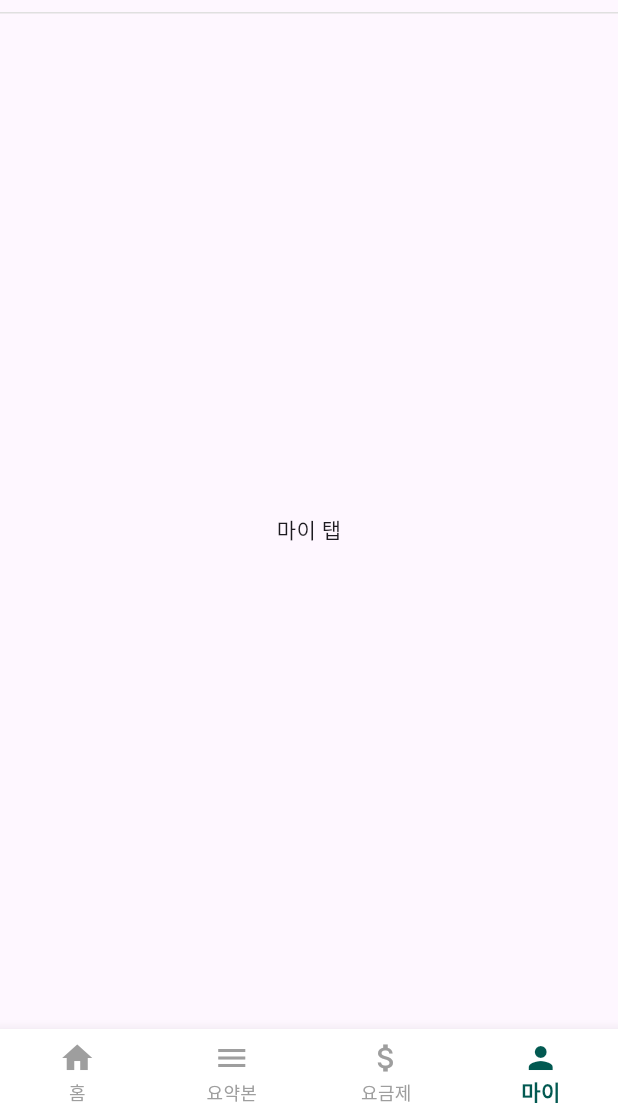
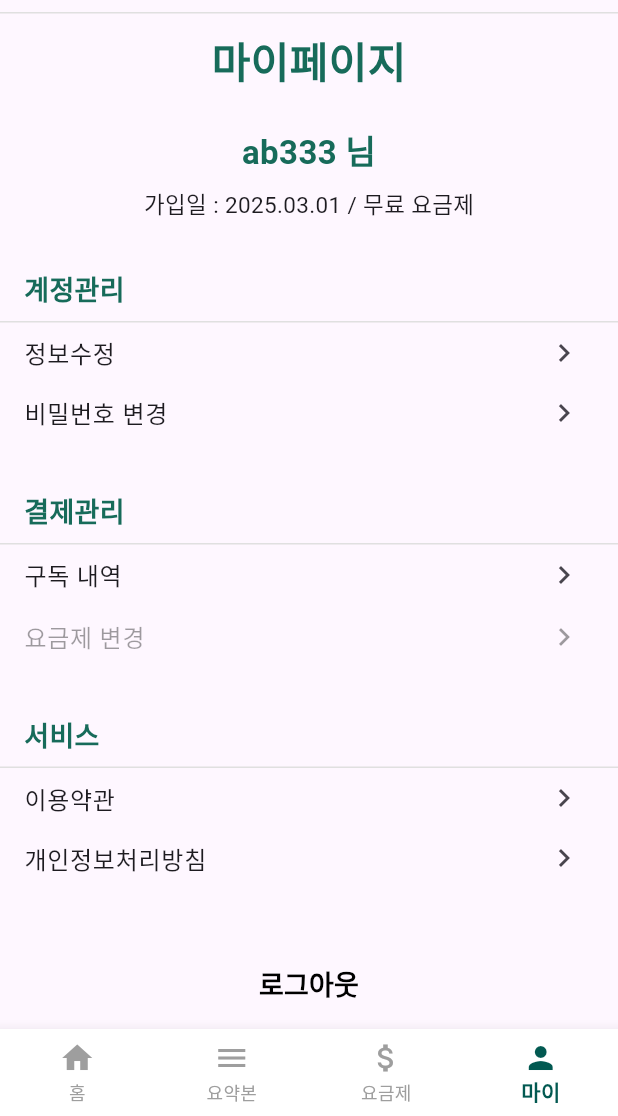
Before and after one commit to golframe/Golframe-dev, a Flutter app: the MainHomeScreen screen opened directly with empty values, item 4 of the bottom bar chosen, on a phone screen of 412 x 824 dp, the part 120-1236 px from its top. Run offline on Flutter 3.47's test engine with Material 3 defaults, Android fonts, the phone set to English and light mode, and no system bars.

Commit message:
마이페이지 기본 게이트웨이 세팅

```diff
--- a/lib/main_home_screen.dart
+++ b/lib/main_home_screen.dart
@@ -4,10 +4,11 @@ import 'video_detail_screen.dart';
 import 'summary_tab.dart';
 import 'plan_tab.dart';
 import 'recommend_tab.dart';
+import 'my_tab.dart';
 
 class MainHomeScreen extends StatefulWidget {
   final String role; // '무료회원' 또는 '프로회원'
-  const MainHomeScreen({Key? key, required this.role}) : super(key: key);
+  const MainHomeScreen({super.key, required this.role});
 
   @override
   State<MainHomeScreen> createState() => MainHomeScreenState();
@@ -38,13 +39,39 @@ class MainHomeScreenState extends State<MainHomeScreen> {
               Icons.inventory_2,
               RecommendTab(role: widget.role),
             ),
-            _TabItem('마이', Icons.person, const _MyTab()),
+            _TabItem(
+              '마이',
+              Icons.person,
+              MyTab(
+                role: widget.role,
+                nickname: 'ab333',
+                joinDate: '2025.03.01',
+                plan: widget.role == '프로회원' ? '프로 요금제' : '무료 요금제',
+                onGoToPlanTab:
+                    () => setState(() {
+                      selectedIndex = 2;
+                    }),
+              ),
+            ),
           ]
           : [
             _TabItem('홈', Icons.home, _HomeTab(onGoToDetail: _goToDetail)),
             _TabItem('요약본', Icons.menu, SummaryTab(role: widget.role)),
             _TabItem('요금제', Icons.attach_money, PlanTab()),
-            _TabItem('마이', Icons.person, const _MyTab()),
+            _TabItem(
+              '마이',
+              Icons.person,
+              MyTab(
+                role: widget.role,
+                nickname: 'ab333',
+                joinDate: '2025.03.01',
+                plan: widget.role == '프로회원' ? '프로 요금제' : '무료 요금제',
+                onGoToPlanTab:
+                    () => setState(() {
+                      selectedIndex = 2;
+                    }),
+              ),
+            ),
           ];
 
   @override
@@ -459,11 +486,3 @@ class _VideoCard extends StatelessWidget {
     );
   }
 }
-
-class _MyTab extends StatelessWidget {
-  const _MyTab();
-  @override
-  Widget build(BuildContext context) {
-    return const Center(child: Text('마이 탭'));
-  }
-}
--- /dev/null
+++ b/lib/my_tab.dart
@@ -0,0 +1,138 @@
+import 'package:flutter/material.dart';
+import 'login_screen.dart';
+
+class MyTab extends StatelessWidget {
+  final String role;
+  final String nickname;
+  final String joinDate;
+  final String plan;
+  final VoidCallback onGoToPlanTab;
+  const MyTab({
+    super.key,
+    required this.role,
+    required this.nickname,
+    required this.joinDate,
+    required this.plan,
+    required this.onGoToPlanTab,
+  });
+
+  @override
+  Widget build(BuildContext context) {
+    return ListView(
+      padding: const EdgeInsets.symmetric(horizontal: 0, vertical: 0),
+      children: [
+        const SizedBox(height: 0),
+        const Center(
+          child: Text(
+            '마이페이지',
+            style: TextStyle(
+              color: Color(0xFF176B5A),
+              fontWeight: FontWeight.bold,
+              fontSize: 28,
+            ),
+          ),
+        ),
+        const SizedBox(height: 24),
+        Center(
+          child: Text(
+            '$nickname 님',
+            style: const TextStyle(
+              color: Color(0xFF176B5A),
+              fontWeight: FontWeight.bold,
+              fontSize: 22,
+            ),
+          ),
+        ),
+        const SizedBox(height: 8),
+        Center(
+          child: Text(
+            '가입일 : $joinDate / $plan',
+            style: const TextStyle(fontSize: 15),
+          ),
+        ),
+        const SizedBox(height: 32),
+        _SectionTitle('계정관리'),
+        _MyDivider(),
+        _MenuItem(title: '정보수정', onTap: () {}),
+        _MenuItem(title: '비밀번호 변경', onTap: () {}),
+        const SizedBox(height: 32),
+        _SectionTitle('결제관리'),
+        _MyDivider(),
+        _MenuItem(title: '구독 내역', onTap: () {}),
+        _MenuItem(
+          title: '요금제 변경',
+          onTap: role == '무료회원' ? onGoToPlanTab : null,
+          enabled: role == '무료회원',
+        ),
+        const SizedBox(height: 32),
+        _SectionTitle('서비스'),
+        _MyDivider(),
+        _MenuItem(title: '이용약관', onTap: () {}),
+        _MenuItem(title: '개인정보처리방침', onTap: () {}),
+        const SizedBox(height: 40),
+        Center(
+          child: TextButton(
+            onPressed: () {
+              Navigator.pushReplacement(
+                context,
+                MaterialPageRoute(builder: (_) => LoginScreen()),
+              );
+            },
+            child: const Text(
+              '로그아웃',
+              style: TextStyle(
+                fontWeight: FontWeight.bold,
+                fontSize: 18,
+                color: Colors.black,
+              ),
+            ),
+          ),
+        ),
+      ],
+    );
+  }
+}
+
+class _SectionTitle extends StatelessWidget {
+  final String title;
+  const _SectionTitle(this.title);
+  @override
+  Widget build(BuildContext context) {
+    return Padding(
+      padding: const EdgeInsets.fromLTRB(16, 0, 0, 8),
+      child: Text(
+        title,
+        style: const TextStyle(
+          fontWeight: FontWeight.bold,
+          fontSize: 18,
+          color: Color(0xFF176B5A),
+        ),
+      ),
+    );
+  }
+}
+
+class _MyDivider extends StatelessWidget {
+  @override
+  Widget build(BuildContext context) {
+    return const Divider(height: 1, thickness: 1, color: Color(0xFFE0E0E0));
+  }
+}
+
+class _MenuItem extends StatelessWidget {
+  final String title;
+  final VoidCallback? onTap;
+  final bool enabled;
+  const _MenuItem({required this.title, this.onTap, this.enabled = true});
+  @override
+  Widget build(BuildContext context) {
+    return ListTile(
+      title: Text(title, style: const TextStyle(fontSize: 16)),
+      trailing: const Icon(Icons.chevron_right),
+      enabled: enabled,
+      onTap: enabled ? onTap : null,
+      dense: true,
+      visualDensity: VisualDensity.compact,
+    );
+  }
+}
```
